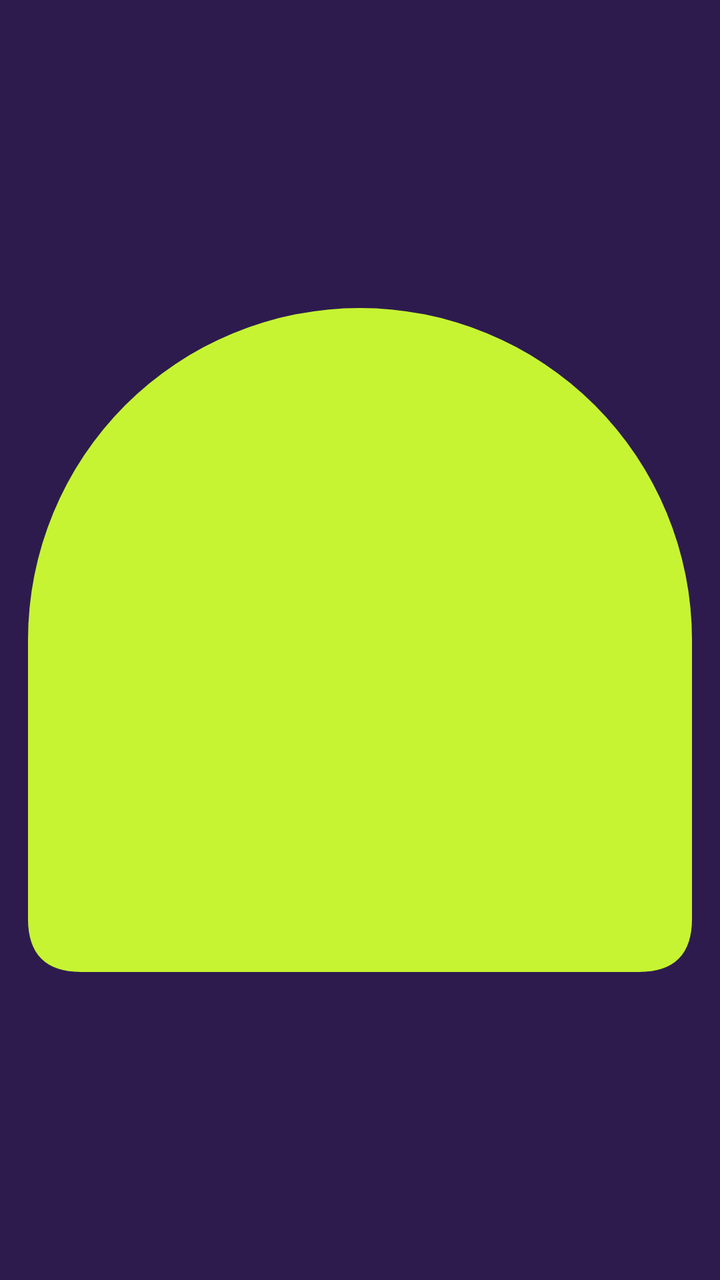
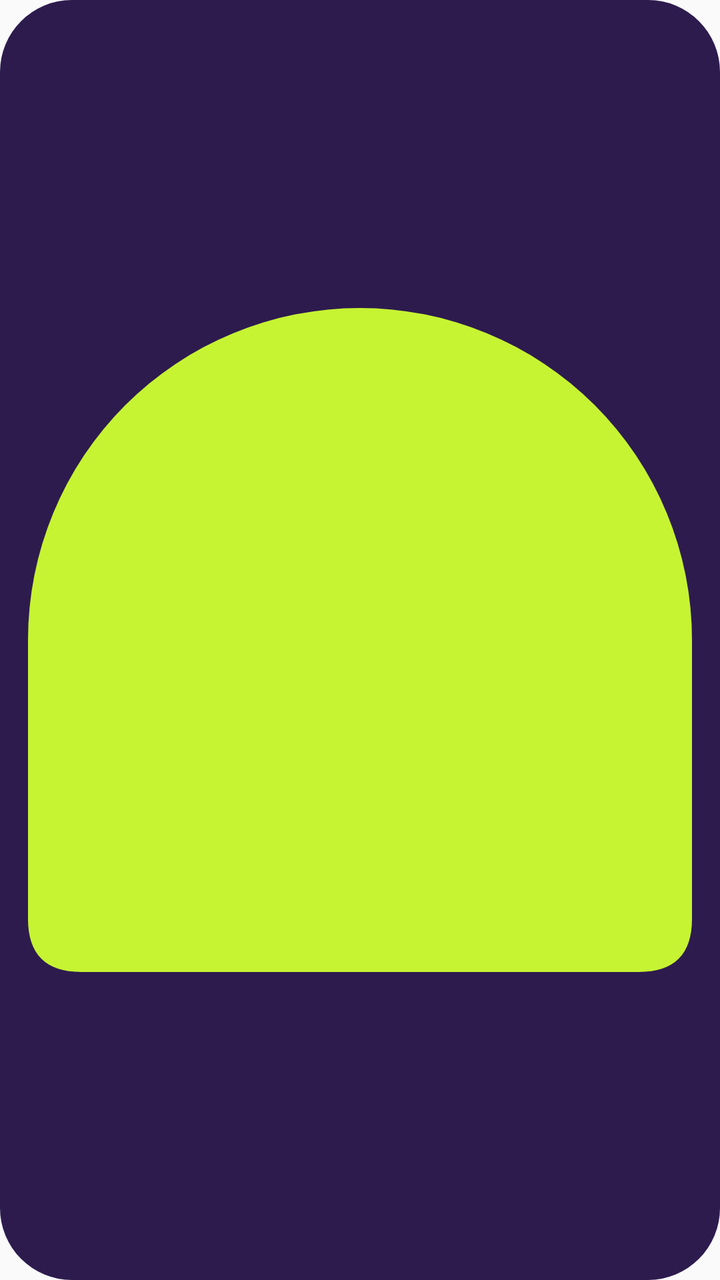

Before-and-after screenshots of an Android layout around one commit, followed by the original layout XML and the change that was made.
<!-- AndroidManifest.xml: application theme Theme.Verza -->
<!-- res/layout/widget_poster.xml -->
<?xml version="1.0" encoding="utf-8"?>
<FrameLayout xmlns:android="http://schemas.android.com/apk/res/android"
    android:id="@+id/widget_root"
    android:layout_width="match_parent"
    android:layout_height="match_parent">

    <ImageView
        android:id="@+id/widget_bg"
        android:layout_width="match_parent"
        android:layout_height="match_parent"
        android:importantForAccessibility="no"
        android:scaleType="fitXY"
        android:src="@drawable/widget_shape_card"
        android:tint="@color/widget_container" />

    <LinearLayout
        android:layout_width="match_parent"
        android:layout_height="match_parent"
        android:orientation="horizontal"
        android:padding="14dp">

        <ImageView
            android:id="@+id/widget_cover"
            android:layout_width="wrap_content"
            android:layout_height="match_parent"
            android:adjustViewBounds="true"
            android:importantForAccessibility="no"
            android:scaleType="fitCenter"
            android:src="@drawable/widget_cover_arch" />

        <LinearLayout
            android:layout_width="0dp"
            android:layout_height="match_parent"
            android:layout_marginStart="14dp"
            android:layout_weight="1"
            android:orientation="vertical">

            <FrameLayout
                android:layout_width="wrap_content"
                android:layout_height="wrap_content">

                
                <ImageView
                    android:layout_width="match_parent"
                    android:layout_height="match_parent"
                    android:importantForAccessibility="no"
                    android:scaleType="fitXY"
                    android:src="@drawable/widget_shape_pill"
                    android:tint="@color/widget_paper" />

                <ImageView
                    android:id="@+id/widget_tag_bg"
                    android:layout_width="match_parent"
                    android:layout_height="match_parent"
                    android:layout_margin="2dp"
                    android:importantForAccessibility="no"
                    android:scaleType="fitXY"
                    android:src="@drawable/widget_shape_pill"
                    android:tint="@color/widget_tertiary" />

                <TextView
                    android:id="@+id/widget_status"
                    android:layout_width="wrap_content"
                    android:layout_height="wrap_content"
                    android:fontFamily="sans-serif-black"
                    android:letterSpacing="0.12"
                    android:paddingStart="12dp"
                    android:paddingTop="5dp"
                    android:paddingEnd="12dp"
                    android:paddingBottom="6dp"
                    android:text="@string/widget_status_idle"
                    android:textColor="@color/widget_on_tertiary"
                    android:textSize="10sp" />
            </FrameLayout>

            <TextView
                android:id="@+id/widget_title"
                android:layout_width="match_parent"
                android:layout_height="0dp"
                android:layout_marginTop="2dp"
                android:layout_weight="1"
                android:autoSizeMaxTextSize="44sp"
                android:autoSizeMinTextSize="16sp"
                android:autoSizeStepGranularity="2sp"
                android:autoSizeTextType="uniform"
                android:ellipsize="end"
                android:fontFamily="serif"
                android:gravity="bottom"
                android:lineSpacingMultiplier="0.88"
                android:maxLines="2"
                android:text="@string/widget_nothing_playing"
                android:textColor="@color/widget_on_container"
                android:textStyle="italic" />

            <TextView
                android:id="@+id/widget_artist"
                android:layout_width="match_parent"
                android:layout_height="wrap_content"
                android:ellipsize="end"
                android:fontFamily="sans-serif-medium"
                android:maxLines="1"
                android:textColor="@color/widget_on_container_muted"
                android:textSize="13sp" />

            <ImageView
                android:id="@+id/widget_wave"
                android:layout_width="match_parent"
                android:layout_height="12dp"
                android:layout_marginTop="6dp"
                android:layout_marginBottom="8dp"
                android:importantForAccessibility="no"
                android:scaleType="fitXY"
                android:src="@drawable/widget_wave_flat"
                android:tint="@color/widget_accent" />

            <LinearLayout
                android:layout_width="match_parent"
                android:layout_height="46dp"
                android:gravity="center_vertical"
                android:orientation="horizontal">

                <FrameLayout
                    android:layout_width="46dp"
                    android:layout_height="46dp">

                    <ImageView
                        android:id="@+id/widget_previous_bg"
                        android:layout_width="match_parent"
                        android:layout_height="match_parent"
                        android:importantForAccessibility="no"
                        android:src="@drawable/widget_shape_circle"
                        android:tint="@color/widget_surface" />

                    <ImageView
                        android:id="@+id/widget_previous"
                        android:layout_width="match_parent"
                        android:layout_height="match_parent"
                        android:contentDescription="@string/widget_previous"
                        android:padding="12dp"
                        android:src="@drawable/ic_widget_previous"
                        android:tint="@color/widget_on_surface" />
                </FrameLayout>

                <FrameLayout
                    android:id="@+id/widget_toggle"
                    android:layout_width="0dp"
                    android:layout_height="match_parent"
                    android:layout_marginStart="6dp"
                    android:layout_marginEnd="6dp"
                    android:layout_weight="1"
                    android:contentDescription="@string/widget_play">

                    <ImageView
                        android:id="@+id/widget_toggle_bg"
                        android:layout_width="match_parent"
                        android:layout_height="match_parent"
                        android:importantForAccessibility="no"
                        android:scaleType="fitXY"
                        android:src="@drawable/widget_shape_pill"
                        android:tint="@color/widget_accent" />

                    <LinearLayout
                        android:layout_width="wrap_content"
                        android:layout_height="wrap_content"
                        android:layout_gravity="center"
                        android:gravity="center_vertical"
                        android:importantForAccessibility="noHideDescendants"
                        android:orientation="horizontal">

                        <ImageView
                            android:id="@+id/widget_toggle_icon"
                            android:layout_width="20dp"
                            android:layout_height="20dp"
                            android:src="@drawable/ic_widget_play"
                            android:tint="@color/widget_on_accent" />

                        <TextView
                            android:id="@+id/widget_toggle_label"
                            android:layout_width="wrap_content"
                            android:layout_height="wrap_content"
                            android:layout_marginStart="6dp"
                            android:fontFamily="sans-serif-black"
                            android:letterSpacing="0.06"
                            android:text="@string/widget_play_label"
                            android:textColor="@color/widget_on_accent"
                            android:textSize="14sp" />
                    </LinearLayout>
                </FrameLayout>

                <FrameLayout
                    android:layout_width="46dp"
                    android:layout_height="46dp">

                    <ImageView
                        android:id="@+id/widget_next_bg"
                        android:layout_width="match_parent"
                        android:layout_height="match_parent"
                        android:importantForAccessibility="no"
                        android:src="@drawable/widget_shape_circle"
                        android:tint="@color/widget_surface" />

                    <ImageView
                        android:id="@+id/widget_next"
                        android:layout_width="match_parent"
                        android:layout_height="match_parent"
                        android:contentDescription="@string/widget_next"
                        android:padding="12dp"
                        android:src="@drawable/ic_widget_next"
                        android:tint="@color/widget_on_surface" />
                </FrameLayout>
            </LinearLayout>
        </LinearLayout>
    </LinearLayout>
</FrameLayout>
<!-- resources referenced by this layout -->
<resources>
  <color name="widget_accent">#FFFF8A3D</color>
  <color name="widget_container">#FF2D1B4E</color>
  <color name="widget_on_accent">#FF241000</color>
  <color name="widget_on_container">#FFF6EFFF</color>
  <color name="widget_on_container_muted">#FFBFB0DA</color>
  <color name="widget_on_surface">#FFF3EAFF</color>
  <color name="widget_on_tertiary">#FF1B2400</color>
  <color name="widget_paper">#FFFFF8EC</color>
  <color name="widget_surface">#FF46306E</color>
  <color name="widget_tertiary">#FFC6F432</color>
  <!-- drawable ic_widget_next (drawable) -->
  <?xml version="1.0" encoding="utf-8"?>
  <vector xmlns:android="http://schemas.android.com/apk/res/android"
      android:width="24dp"
      android:height="24dp"
      android:viewportWidth="24"
      android:viewportHeight="24">
      <path
          android:fillColor="#FFFFFFFF"
          android:pathData="M6,7.1v9.8c0,0.8 0.9,1.3 1.5,0.8l6.7,-4.9c0.5,-0.4 0.5,-1.2 0,-1.6L7.5,6.3C6.9,5.8 6,6.3 6,7.1zM16.5,6a1.5,1.5 0 0,1 1.5,1.5v9a1.5,1.5 0 0,1 -3,0v-9A1.5,1.5 0 0,1 16.5,6z" />
  </vector>
  <!-- drawable ic_widget_play (drawable) -->
  <?xml version="1.0" encoding="utf-8"?>
  <vector xmlns:android="http://schemas.android.com/apk/res/android"
      android:width="24dp"
      android:height="24dp"
      android:viewportWidth="24"
      android:viewportHeight="24">
      <path
          android:fillColor="#FFFFFFFF"
          android:pathData="M8,6.8v10.4c0,0.8 0.9,1.3 1.6,0.9l8.2,-5.2c0.6,-0.4 0.6,-1.3 0,-1.7L9.6,5.9C8.9,5.5 8,6 8,6.8z" />
  </vector>
  <!-- drawable ic_widget_previous (drawable) -->
  <?xml version="1.0" encoding="utf-8"?>
  <vector xmlns:android="http://schemas.android.com/apk/res/android"
      android:width="24dp"
      android:height="24dp"
      android:viewportWidth="24"
      android:viewportHeight="24">
      <path
          android:fillColor="#FFFFFFFF"
          android:pathData="M18,7.1v9.8c0,0.8 -0.9,1.3 -1.5,0.8l-6.7,-4.9c-0.5,-0.4 -0.5,-1.2 0,-1.6l6.7,-4.9C17.1,5.8 18,6.3 18,7.1zM7.5,6a1.5,1.5 0 0,1 1.5,1.5v9a1.5,1.5 0 0,1 -3,0v-9A1.5,1.5 0 0,1 7.5,6z" />
  </vector>
  <!-- drawable widget_cover_arch (drawable) -->
  <?xml version="1.0" encoding="utf-8"?>
  <vector xmlns:android="http://schemas.android.com/apk/res/android"
      android:width="100dp"
      android:height="100dp"
      android:viewportWidth="100"
      android:viewportHeight="100">
      <path
          android:fillColor="@color/widget_tertiary"
          android:pathData="M0,92V50A50,50 0 0,1 100,50V92Q100,100 92,100H8Q0,100 0,92Z" />
  </vector>
  <!-- drawable widget_shape_card (drawable) -->
  <?xml version="1.0" encoding="utf-8"?>
  <shape xmlns:android="http://schemas.android.com/apk/res/android" android:shape="rectangle">
      <solid android:color="#FFFFFFFF" />
  </shape>
  <!-- drawable widget_shape_circle (drawable) -->
  <?xml version="1.0" encoding="utf-8"?>
  <shape xmlns:android="http://schemas.android.com/apk/res/android" android:shape="rectangle">
      <solid android:color="#FFFFFFFF" />
  </shape>
  <!-- drawable widget_shape_pill (drawable) -->
  <?xml version="1.0" encoding="utf-8"?>
  <shape xmlns:android="http://schemas.android.com/apk/res/android" android:shape="rectangle">
      <solid android:color="#FFFFFFFF" />
  </shape>
  <string name="widget_next">Next track</string>
  <string name="widget_nothing_playing">Nothing playing</string>
  <string name="widget_play">Play</string>
  <string name="widget_play_label">PLAY</string>
  <string name="widget_previous">Previous track</string>
  <string name="widget_status_idle">READY</string>
  <style name="Theme.Verza" parent="android:Theme.Material.Light.NoActionBar">
          <item name="android:statusBarColor">@android:color/transparent</item>
          <item name="android:navigationBarColor">@android:color/transparent</item>
      </style>
  <!-- unchanged entries left out for length: 1 -->
</resources>

<!-- the commit's change to res/layout/widget_poster.xml (unified diff, before → after) -->
@@ -41,6 +41,7 @@
 
                 
                 <ImageView
+                    android:id="@+id/widget_tag_bg_shadow"
                     android:layout_width="match_parent"
                     android:layout_height="match_parent"
                     android:importantForAccessibility="no"
<!-- resource entries referenced after the edit -->
@@ -57,16 +57,18 @@
   <!-- drawable widget_shape_card (drawable) -->
   <?xml version="1.0" encoding="utf-8"?>
   <shape xmlns:android="http://schemas.android.com/apk/res/android" android:shape="rectangle">
+      <corners android:radius="36dp" />
       <solid android:color="#FFFFFFFF" />
   </shape>
   <!-- drawable widget_shape_circle (drawable) -->
   <?xml version="1.0" encoding="utf-8"?>
-  <shape xmlns:android="http://schemas.android.com/apk/res/android" android:shape="rectangle">
+  <shape xmlns:android="http://schemas.android.com/apk/res/android" android:shape="oval">
       <solid android:color="#FFFFFFFF" />
   </shape>
   <!-- drawable widget_shape_pill (drawable) -->
   <?xml version="1.0" encoding="utf-8"?>
   <shape xmlns:android="http://schemas.android.com/apk/res/android" android:shape="rectangle">
+      <corners android:radius="999dp" />
       <solid android:color="#FFFFFFFF" />
   </shape>
   <string name="widget_next">Next track</string>
